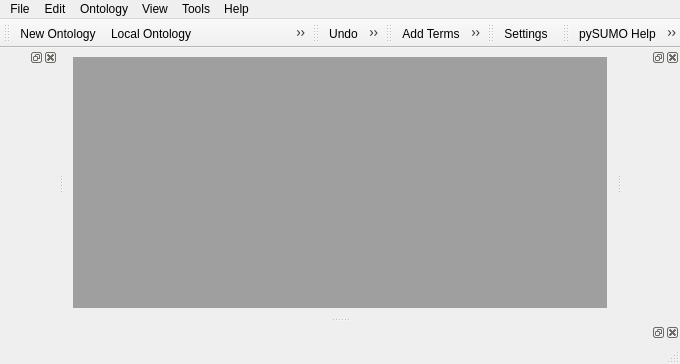
Above: src/ui/Designer/MainWindow.ui from pySUMO/pysumo before the change. Below: the same form after it.
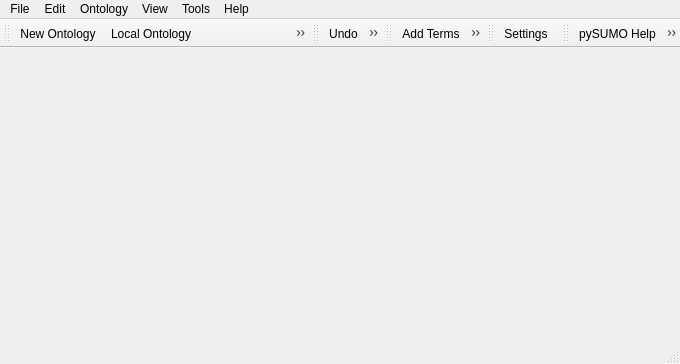
That is the form after the change. Icons and pictures are not drawn.

Diff of the .ui file:
```diff
--- a/src/ui/Designer/MainWindow.ui
+++ b/src/ui/Designer/MainWindow.ui
@@ -17,11 +17,7 @@
    <bool>true</bool>
   </property>
   <widget class="QWidget" name="centralwidget">
-   <layout class="QHBoxLayout" name="horizontalLayout">
-    <item>
-     <widget class="QMdiArea" name="documentArea"/>
-    </item>
-   </layout>
+   <layout class="QHBoxLayout" name="horizontalLayout"/>
   </widget>
   <widget class="QMenuBar" name="menubar">
    <property name="geometry">
@@ -240,24 +236,6 @@
    <addaction name="actionPySUMOTutorials"/>
   </widget>
   <widget class="QStatusBar" name="statusBar"/>
-  <widget class="QDockWidget" name="hierarchyWidget">
-   <attribute name="dockWidgetArea">
-    <number>1</number>
-   </attribute>
-   <widget class="QWidget" name="dockWidgetContents"/>
-  </widget>
-  <widget class="QDockWidget" name="documentationWidget">
-   <attribute name="dockWidgetArea">
-    <number>8</number>
-   </attribute>
-   <widget class="QWidget" name="dockWidgetContents_2"/>
-  </widget>
-  <widget class="QDockWidget" name="graphWidget">
-   <attribute name="dockWidgetArea">
-    <number>2</number>
-   </attribute>
-   <widget class="QWidget" name="dockWidgetContents_3"/>
-  </widget>
   <action name="newOntologyAction">
    <property name="icon">
     <iconset resource="gfx.qrc">
```
Left out of the diff: 96 changed lines with no effect on the pictures.
